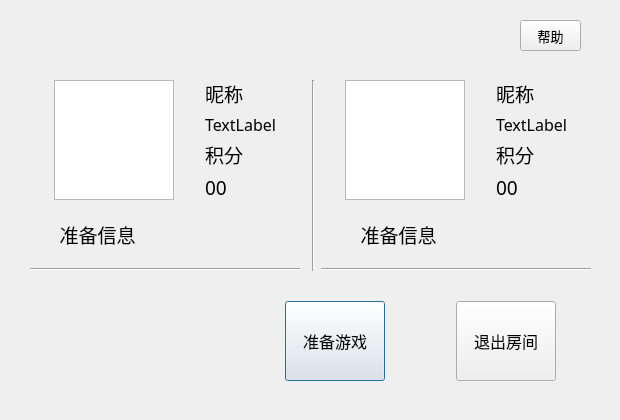
First picture: the form in room/room.ui, repository kaiFashijian/junqi, before the edit.
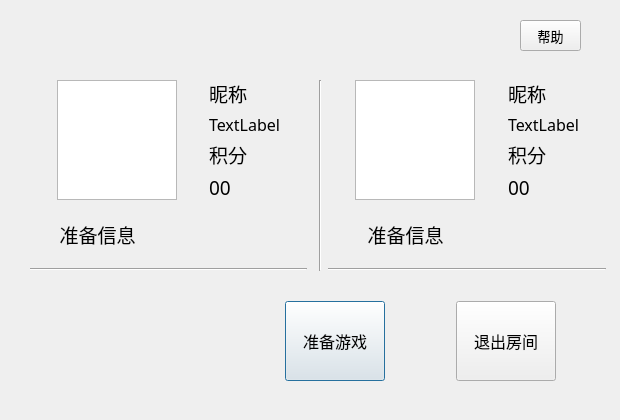
Second picture: the form after the edit.

```diff
--- a/room/room.ui
+++ b/room/room.ui
@@ -144,7 +144,7 @@
     <rect>
      <x>30</x>
      <y>80</y>
-     <width>561</width>
+     <width>576</width>
      <height>191</height>
     </rect>
    </property>
```
Left out of the diff: 22 changed lines with no effect on the pictures.
